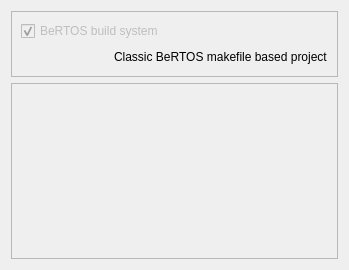
Above: wizard/ui/output_select.ui from imby/STM32VLDiscovery_BeRTOS before the change. Below: the same form after it.
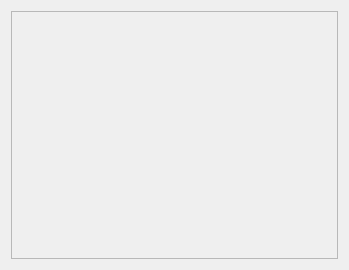
That is the form after the change.

Patch:
```diff
--- a/wizard/ui/output_select.ui
+++ b/wizard/ui/output_select.ui
@@ -20,60 +20,14 @@
    <string>Form</string>
   </property>
   <layout class="QVBoxLayout" name="verticalLayout_2">
-   <item>
-    <widget class="QFrame" name="frame">
-     <property name="frameShape">
-      <enum>QFrame::StyledPanel</enum>
-     </property>
-     <property name="frameShadow">
-      <enum>QFrame::Raised</enum>
-     </property>
-     <layout class="QVBoxLayout" name="verticalLayout">
-      <item>
-       <widget class="QCheckBox" name="standardCheckBox">
-        <property name="enabled">
-         <bool>false</bool>
-        </property>
-        <property name="text">
-         <string>BeRTOS build system</string>
-        </property>
-        <property name="checkable">
-         <bool>true</bool>
-        </property>
-        <property name="checked">
-         <bool>true</bool>
-        </property>
-       </widget>
-      </item>
-      <item>
-       <layout class="QHBoxLayout" name="horizontalLayout">
-        <item>
-         <spacer name="horizontalSpacer">
-          <property name="orientation">
-           <enum>Qt::Horizontal</enum>
-          </property>
-          <property name="sizeHint" stdset="0">
-           <size>
-            <width>40</width>
-            <height>20</height>
-           </size>
-          </property>
-         </spacer>
-        </item>
-        <item>
-         <widget class="QLabel" name="bbsLabel">
-          <property name="text">
-           <string>Classic BeRTOS makefile based project</string>
-          </property>
-         </widget>
-        </item>
-       </layout>
-      </item>
-     </layout>
-    </widget>
-   </item>
    <item>
     <widget class="QScrollArea" name="scrollArea">
+     <property name="sizePolicy">
+      <sizepolicy hsizetype="Expanding" vsizetype="Expanding">
+       <horstretch>0</horstretch>
+       <verstretch>0</verstretch>
+      </sizepolicy>
+     </property>
      <property name="widgetResizable">
       <bool>true</bool>
      </property>
@@ -83,7 +37,7 @@
         <x>0</x>
         <y>0</y>
         <width>321</width>
-        <height>152</height>
+        <height>242</height>
        </rect>
       </property>
      </widget>
```
